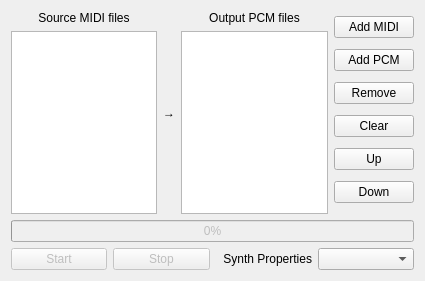
First picture: the form in mt32emu_qt/src/MidiConverterDialog.ui, repository munt/munt, before the edit.
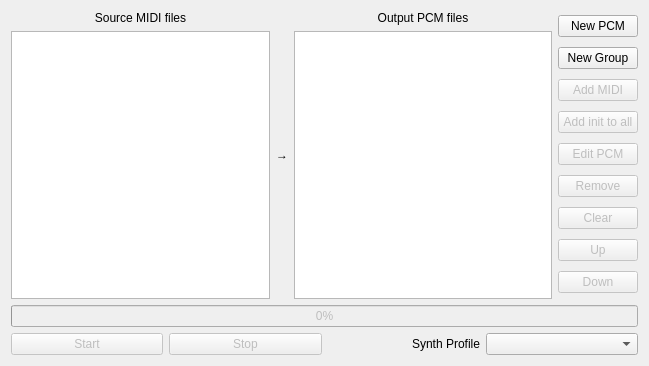
Second picture: the form after the edit.

The edit to the form file:
```diff
--- a/mt32emu_qt/src/MidiConverterDialog.ui
+++ b/mt32emu_qt/src/MidiConverterDialog.ui
@@ -6,8 +6,8 @@
    <rect>
     <x>0</x>
     <y>0</y>
-    <width>425</width>
-    <height>281</height>
+    <width>649</width>
+    <height>366</height>
    </rect>
   </property>
   <property name="windowTitle">
@@ -71,22 +71,55 @@
        </item>
        <item>
         <layout class="QVBoxLayout" name="verticalLayout_2">
+         <item>
+          <widget class="QPushButton" name="newPcmButton">
+           <property name="text">
+            <string>New PCM</string>
+           </property>
+          </widget>
+         </item>
+         <item>
+          <widget class="QPushButton" name="newGroupButton">
+           <property name="text">
+            <string>New Group</string>
+           </property>
+          </widget>
+         </item>
          <item>
           <widget class="QPushButton" name="addMidiButton">
+           <property name="enabled">
+            <bool>false</bool>
+           </property>
            <property name="text">
             <string>Add MIDI</string>
            </property>
           </widget>
          </item>
          <item>
-          <widget class="QPushButton" name="addPcmButton">
+          <widget class="QPushButton" name="addInitButton">
+           <property name="enabled">
+            <bool>false</bool>
+           </property>
            <property name="text">
-            <string>Add PCM</string>
+            <string>Add init to all</string>
+           </property>
+          </widget>
+         </item>
+         <item>
+          <widget class="QPushButton" name="editPcmButton">
+           <property name="enabled">
+            <bool>false</bool>
+           </property>
+           <property name="text">
+            <string>Edit PCM</string>
            </property>
           </widget>
          </item>
          <item>
           <widget class="QPushButton" name="removeButton">
+           <property name="enabled">
+            <bool>false</bool>
+           </property>
            <property name="text">
             <string>Remove</string>
            </property>
@@ -94,6 +127,9 @@
          </item>
          <item>
           <widget class="QPushButton" name="clearButton">
+           <property name="enabled">
+            <bool>false</bool>
+           </property>
            <property name="text">
             <string>Clear</string>
            </property>
@@ -101,6 +137,9 @@
          </item>
          <item>
           <widget class="QPushButton" name="moveUpButton">
+           <property name="enabled">
+            <bool>false</bool>
+           </property>
            <property name="text">
             <string>Up</string>
            </property>
@@ -108,6 +147,9 @@
          </item>
          <item>
           <widget class="QPushButton" name="moveDownButton">
+           <property name="enabled">
+            <bool>false</bool>
+           </property>
            <property name="text">
             <string>Down</string>
            </property>
@@ -155,7 +197,7 @@
        <item>
         <widget class="QLabel" name="label_4">
          <property name="text">
-          <string>Synth Properties</string>
+          <string>Synth Profile</string>
          </property>
          <property name="alignment">
           <set>Qt::AlignRight|Qt::AlignTrailing|Qt::AlignVCenter</set>
```
Left out of the diff: 5 changed lines with no effect on the pictures.
